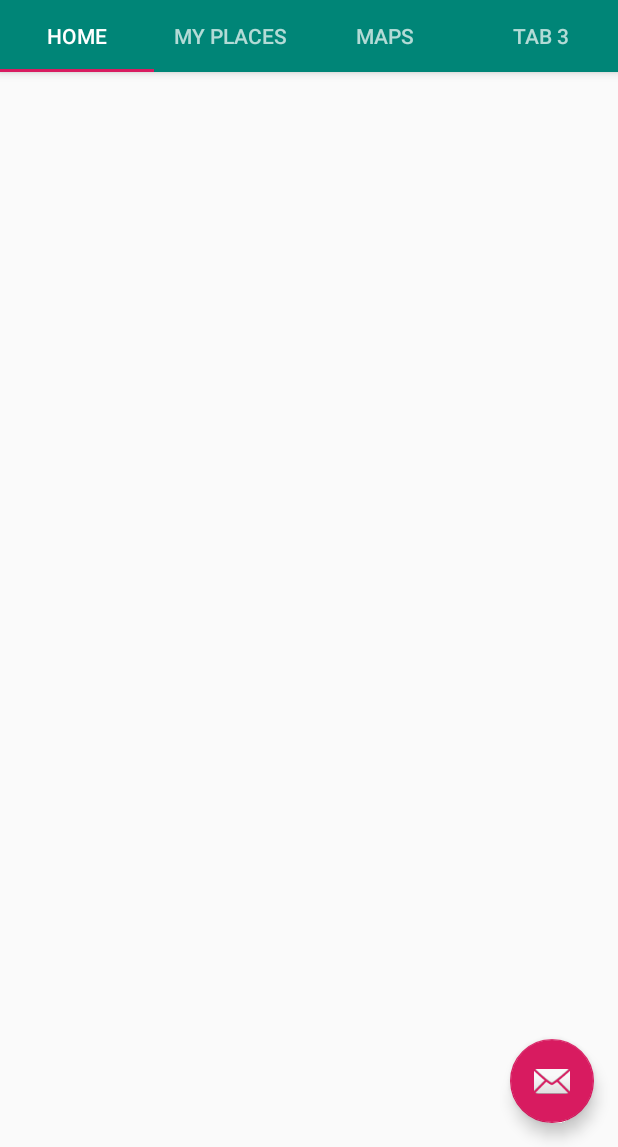
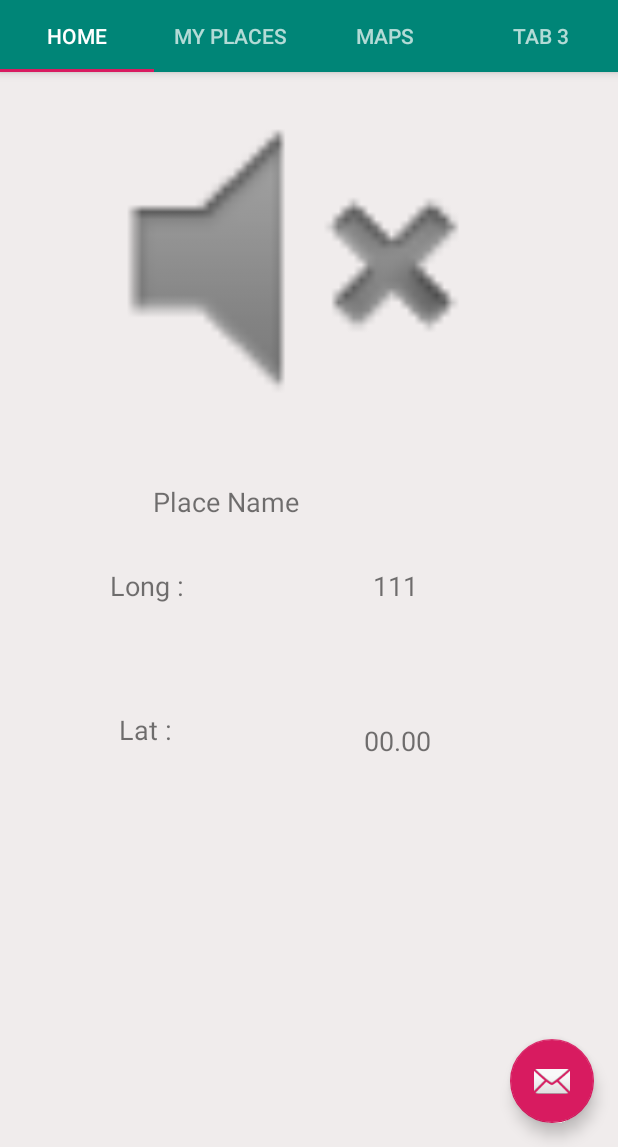
Before and after one commit to ValdesChe/SmoothSwitch, an Android app: the screen it shows after launch (MainActivity), on a phone screen of 412 x 824 dp, the part 89-1236 px from its top. Run offline under Robolectric (Android 15) with nearby library versions, the phone set to English and light mode, and no system bars; 1 statement that could not run was skipped.

Commit message:
Set up the home fragment elements

```diff
--- a/app/src/main/java/com/smoothswitch/helper/RingerModeManager.java
+++ b/app/src/main/java/com/smoothswitch/helper/RingerModeManager.java
@@ -14,7 +14,7 @@ public class RingerModeManager {
 
     }
 
-    RingerMode getCurrentRingerMode() {
+    public RingerMode getCurrentRingerMode() {
         int ringerMode = audioManager.getRingerMode();
 
         if (ringerMode == AudioManager.RINGER_MODE_SILENT)
--- a/app/src/main/java/com/smoothswitch/ui/main/HomeFragment.java
+++ b/app/src/main/java/com/smoothswitch/ui/main/HomeFragment.java
@@ -4,6 +4,7 @@ import android.os.Bundle;
 import android.view.LayoutInflater;
 import android.view.View;
 import android.view.ViewGroup;
+import android.widget.ImageView;
 import android.widget.TextView;
 
 import androidx.annotation.NonNull;
@@ -11,15 +12,24 @@ import androidx.fragment.app.Fragment;
 import androidx.lifecycle.ViewModelProviders;
 
 import com.smoothswitch.R;
+import com.smoothswitch.helper.GPSPoint;
+import com.smoothswitch.helper.LocationHelper;
+import com.smoothswitch.helper.RingerModeManager;
+import com.smoothswitch.helper.Workable;
 
 
 /**
  * A placeholder fragment containing a simple view.
  */
-public class HomeFragment extends Fragment {
+public class HomeFragment extends Fragment implements Workable<GPSPoint> {
 
     private final int index = 0;
     private PageViewModel pageViewModel;
+
+    private TextView placeNameView;
+    private TextView latitudeView;
+    private TextView longitudeView;
+    private ImageView imageView;
 
     @Override
     public void onCreate(Bundle savedInstanceState) {
@@ -33,8 +43,50 @@ public class HomeFragment extends Fragment {
             @NonNull LayoutInflater inflater, ViewGroup container,
             Bundle savedInstanceState) {
         View root = inflater.inflate(R.layout.fragment_home, container, false);
-        final TextView textView = root.findViewById(R.id.section_label);
-        pageViewModel.getText().observe(this, textView::setText);
+        //initialize your view here for use view.findViewById("your view id")
+        imageView = root.findViewById(R.id.iconImage);
+        placeNameView = root.findViewById(R.id.placeName);
+        latitudeView = root.findViewById(R.id.latitude);
+        longitudeView = root.findViewById(R.id.lognitude);
+
         return root;
     }
+
+
+    @Override
+    public void onViewCreated(View view, Bundle savedInstanceState) {
+        super.onViewCreated(view, savedInstanceState);
+        pageViewModel = ViewModelProviders.of(this).get(PageViewModel.class);
+        pageViewModel.setIndex(index);
+        LocationHelper.instance().onChange(this);
+    }
+
+    public void work(GPSPoint gpsPoint) {
+        RingerModeManager ringerModeManager= new RingerModeManager(this.getActivity());
+        String mode= ringerModeManager.getCurrentRingerMode().name();
+        switch (mode){
+            case "SILENT":
+                imageView.setImageResource( R.drawable.silent);
+                break;
+            case "VIBRATE":
+                imageView.setImageResource( R.drawable.vibrate);
+                break;
+            case "NORMAL":
+                imageView.setImageResource( R.drawable.normal);
+                break;
+            default:
+                imageView.setImageResource(R.drawable.loading);
+                break;
+
+        }
+        setTextViews(gpsPoint);
+    }
+
+    private void setTextViews(GPSPoint gpsPoint) {
+        latitudeView.setText( String.valueOf(gpsPoint.getLatitude()) );
+        longitudeView.setText( String.valueOf(gpsPoint.getLongitude()) );
+        placeNameView.setText("DEFAULT");
+        // placeNameView.setText(gpsPoint.getPlaceName());
+    }
+
 }
--- a/app/src/main/res/layout/fragment_home.xml
+++ b/app/src/main/res/layout/fragment_home.xml
@@ -5,19 +5,92 @@
     android:id="@+id/constraintLayout"
     android:layout_width="match_parent"
     android:layout_height="match_parent"
+    android:background="#F0ECEC"
+    android:hapticFeedbackEnabled="false"
     tools:context=".ui.main.MyPlacesFragment">
 
+
+    <androidx.cardview.widget.CardView
+        android:id="@+id/cardView"
+        android:layout_width="match_parent"
+        android:layout_height="wrap_content"
+        android:background="#FFFFFF" />
+
     <TextView
-        android:id="@+id/section_label"
-        android:layout_width="wrap_content"
-        android:layout_height="wrap_content"
-        android:layout_marginStart="@dimen/activity_horizontal_margin"
-        android:layout_marginTop="@dimen/activity_vertical_margin"
-        android:layout_marginEnd="@dimen/activity_horizontal_margin"
-        android:layout_marginBottom="@dimen/activity_vertical_margin"
-        app:layout_constraintLeft_toLeftOf="parent"
-        app:layout_constraintTop_toTopOf="@+id/constraintLayout"
-        tools:layout_constraintLeft_creator="1"
-        tools:layout_constraintTop_creator="1" />
+        android:id="@+id/lognitudeTitle"
+        android:layout_width="76dp"
+        android:layout_height="36dp"
+        android:layout_marginStart="60dp"
+        android:layout_marginTop="24dp"
+        android:text="Long :"
+        android:textAlignment="center"
+        android:textSize="18sp"
+        app:layout_constraintStart_toStartOf="parent"
+        app:layout_constraintTop_toBottomOf="@+id/placeName" />
+
+    <TextView
+        android:id="@+id/lognitude"
+        android:layout_width="127dp"
+        android:layout_height="35dp"
+        android:layout_marginStart="64dp"
+        android:layout_marginTop="24dp"
+        android:text="111"
+        android:textAlignment="center"
+        android:textSize="18sp"
+        app:layout_constraintEnd_toEndOf="parent"
+        app:layout_constraintHorizontal_bias="0.0"
+        app:layout_constraintStart_toEndOf="@+id/lognitudeTitle"
+        app:layout_constraintTop_toBottomOf="@+id/placeName" />
+
+    <TextView
+        android:id="@+id/latitude"
+        android:layout_width="134dp"
+        android:layout_height="36dp"
+        android:layout_marginStart="64dp"
+        android:layout_marginTop="64dp"
+        android:text="00.00"
+        android:textAlignment="center"
+        android:textSize="18sp"
+        app:layout_constraintBottom_toBottomOf="parent"
+        app:layout_constraintStart_toEndOf="@+id/latitudeTitle"
+        app:layout_constraintTop_toBottomOf="@+id/lognitude"
+        app:layout_constraintVertical_bias="0.017" />
+
+    <TextView
+        android:id="@+id/latitudeTitle"
+        android:layout_width="74dp"
+        android:layout_height="43dp"
+        android:layout_marginStart="60dp"
+        android:layout_marginTop="60dp"
+        android:text="Lat :"
+        android:textAlignment="center"
+        android:textSize="18sp"
+        app:layout_constraintBottom_toBottomOf="parent"
+        app:layout_constraintStart_toStartOf="parent"
+        app:layout_constraintTop_toBottomOf="@+id/lognitudeTitle"
+        app:layout_constraintVertical_bias="0.0" />
+
+    <TextView
+        android:id="@+id/placeName"
+        android:layout_width="180dp"
+        android:layout_height="32dp"
+        android:layout_marginTop="32dp"
+        android:text="@string/placeName"
+        android:textAlignment="textStart"
+        android:textSize="18sp"
+        app:layout_constraintEnd_toEndOf="parent"
+        app:layout_constraintHorizontal_bias="0.441"
+        app:layout_constraintStart_toStartOf="parent"
+        app:layout_constraintTop_toBottomOf="@+id/iconImage" />
+
+    <ImageView
+        android:id="@+id/iconImage"
+        android:layout_width="338dp"
+        android:layout_height="242dp"
+        android:src="@android:drawable/ic_lock_silent_mode"
+        app:layout_constraintEnd_toEndOf="parent"
+        app:layout_constraintHorizontal_bias="0.462"
+        app:layout_constraintStart_toStartOf="parent"
+        tools:layout_editor_absoluteY="42dp" />
 
 </androidx.constraintlayout.widget.ConstraintLayout>
--- a/app/src/main/res/values/strings.xml
+++ b/app/src/main/res/values/strings.xml
@@ -15,4 +15,5 @@
     <string name="sample_name_alarm">ENSA_Tetouan</string>
     <string name="create_alarm_btn">Create Alarm</string>
     <string name="indicator_radius">Distance around the marker !</string>
+    <string name="placeName">Place Name</string>
 </resources>
```
Also changed, not shown: app/src/main/res/drawable/loading.gif (added), app/src/main/res/drawable/normal.png (added), app/src/main/res/drawable/silent.png (added), app/src/main/res/drawable/vibrate.png (added).
